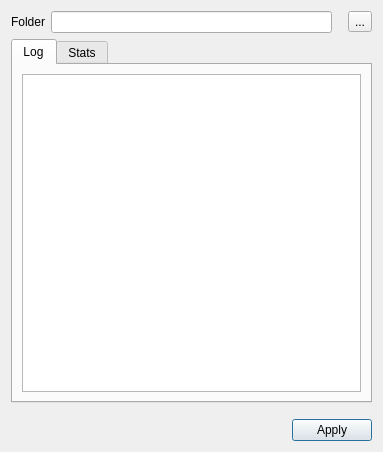
Old version of the form finddata_dialog_base.ui in the repository gloryvictory/qgis-plugin-finddata.
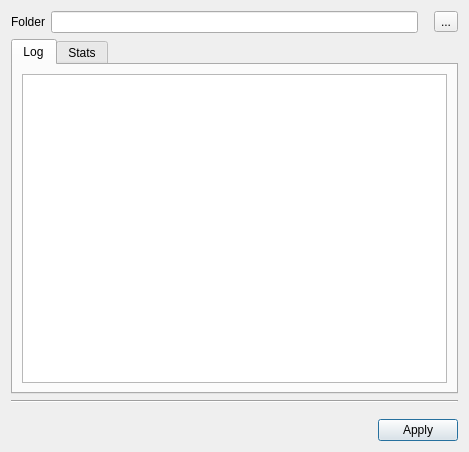
New version of the form. The open tabs and pages were chosen to show the change. Icons and pictures are not drawn.

Commit message: changing dialog ui components (icons and some)

The edit to the form file:
```diff
--- a/finddata_dialog_base.ui
+++ b/finddata_dialog_base.ui
@@ -6,7 +6,7 @@
    <rect>
     <x>0</x>
     <y>0</y>
-    <width>383</width>
+    <width>469</width>
     <height>452</height>
    </rect>
   </property>
@@ -78,7 +78,7 @@
      </item>
     </layout>
    </item>
-   <item row="2" column="0" colspan="2">
+   <item row="3" column="0" colspan="2">
     <layout class="QVBoxLayout" name="verticalLayout">
      <item>
       <spacer name="verticalSpacer">
@@ -163,6 +163,19 @@
      </widget>
     </widget>
    </item>
+   <item row="2" column="0" colspan="2">
+    <widget class="Line" name="line">
+     <property name="sizePolicy">
+      <sizepolicy hsizetype="Expanding" vsizetype="Fixed">
+       <horstretch>0</horstretch>
+       <verstretch>0</verstretch>
+      </sizepolicy>
+     </property>
+     <property name="orientation">
+      <enum>Qt::Horizontal</enum>
+     </property>
+    </widget>
+   </item>
   </layout>
  </widget>
  <resources/>
```
Left out of the diff: 12 changed lines with no effect on the pictures. The commit also changes 3 other files.
